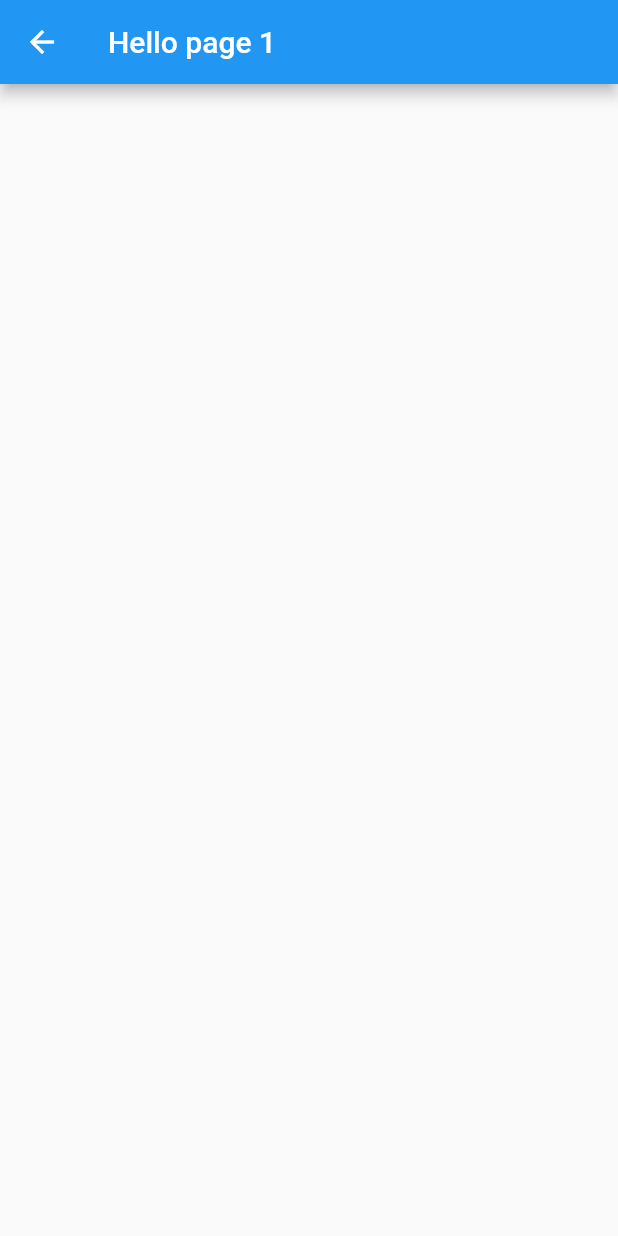
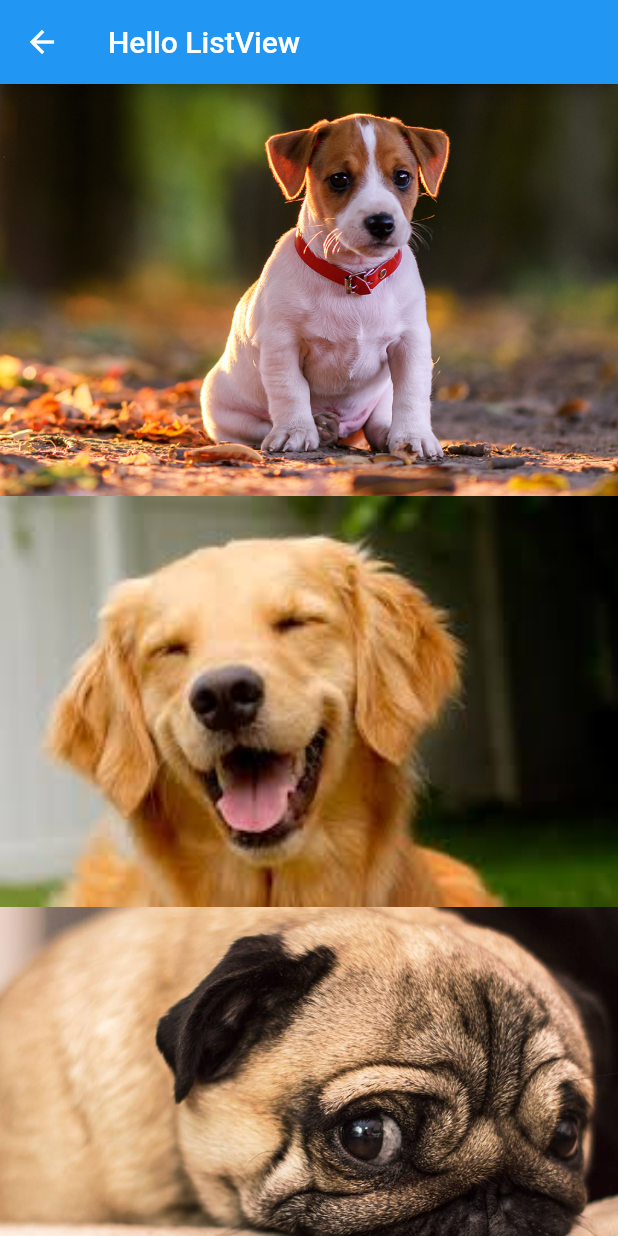
Before and after one commit to eliezerantonio/flutter_essencial, a Flutter app: the screen it shows after launch, after a tap on "ListView", on a phone screen of 412 x 824 dp. Run offline on Flutter 3.47's test engine with Material 2 defaults, Android fonts, the phone set to English and light mode, and no system bars.

Commit message:
ListView

```diff
--- a/basico_e_widgets/lib/home_Screen.dart
+++ b/basico_e_widgets/lib/home_Screen.dart
@@ -1,3 +1,4 @@
+import 'package:basico_e_widgets/screens/hello_listview.dart';
 import 'package:basico_e_widgets/screens/hello_page1.dart';
 import 'package:basico_e_widgets/screens/hello_page2.dart';
 import 'package:basico_e_widgets/screens/hello_page3.dart';
@@ -92,7 +93,7 @@ class HomeScreen extends StatelessWidget {
         mainAxisAlignment: MainAxisAlignment.spaceEvenly,
         children: [
           BlueButton("ListView",
-              onPressed: () => _onClickNavigator(context, HelloPage1())),
+              onPressed: () => _onClickNavigator(context, HelloListView())),
           BlueButton("Page 2",
               onPressed: () => _onClickNavigator(context, HelloPage2())),
           BlueButton("Page 3",
--- /dev/null
+++ b/basico_e_widgets/lib/screens/hello_listview.dart
@@ -0,0 +1,34 @@
+import 'package:flutter/material.dart';
+
+class HelloListView extends StatelessWidget {
+  const HelloListView({Key key}) : super(key: key);
+
+  @override
+  Widget build(BuildContext context) {
+    return Scaffold(
+      appBar: AppBar(
+        title: Text("Hello ListView"),
+      ),
+      body: _body(),
+    );
+  }
+
+  _body() {
+    return ListView(
+      children: [
+        _img('1'),
+        _img('2'),
+        _img('3'),
+        _img('4'),
+        _img('5'),
+      ],
+    );
+  }
+}
+
+_img(String imgNumber) {
+  return Image.asset(
+    "assets/images/dog$imgNumber.png",
+    fit: BoxFit.cover,
+  );
+}
```
